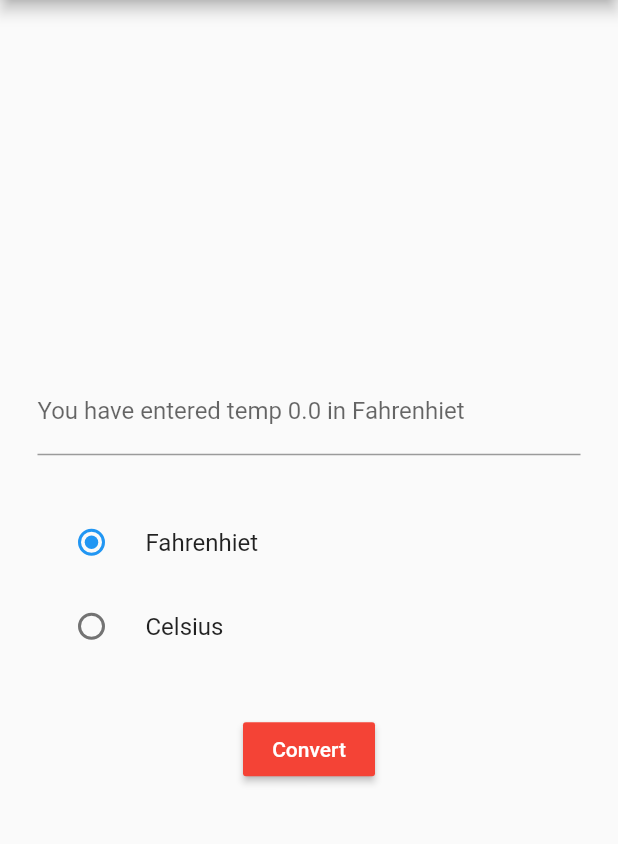
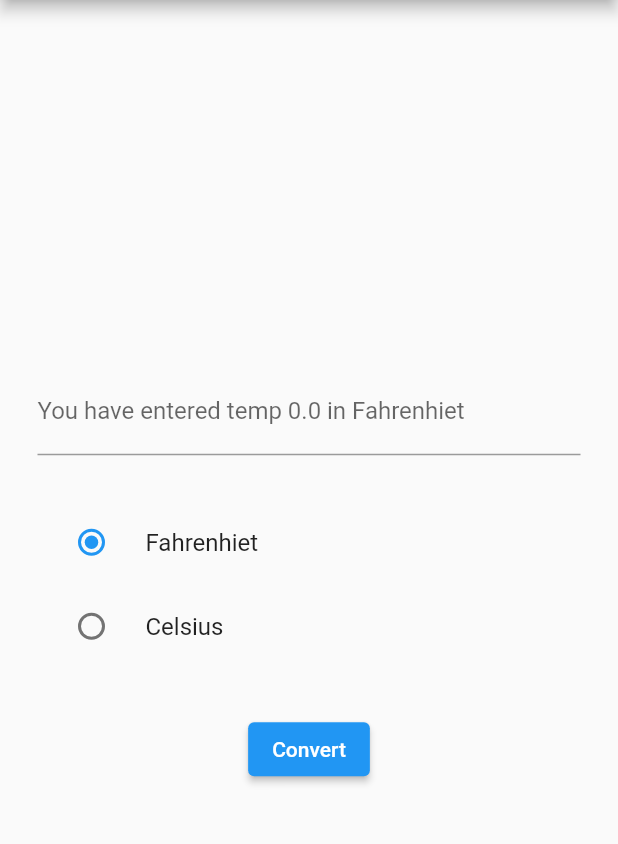
Before and after one commit to Sepid89/Temperature-Converter, a Flutter app: the screen it shows after launch, on a phone screen of 412 x 824 dp, the part 84-928 px from its top. Run offline on Flutter 3.47's test engine with Material 2 defaults, Android fonts, the phone set to English and light mode, and no system bars.

Commit message:
modified main.dart

```diff
--- a/lib/home.dart
+++ b/lib/home.dart
@@ -68,7 +68,7 @@ class _HomeState extends State<Home> {
                 height: 30.0,
               ),
               // ignore: deprecated_member_use
-              RaisedButton(
+              ElevatedButton(
                 onPressed: () {
                   setState(() {
                     outTemp =
@@ -94,7 +94,7 @@ class _HomeState extends State<Home> {
                   'Convert',
                   style: TextStyle(color: Colors.white),
                 ),
-                color: Colors.red,
+               // color: Colors.red,
               ),
             ],
           ),
```
Also changed, not shown: pubspec.lock.
